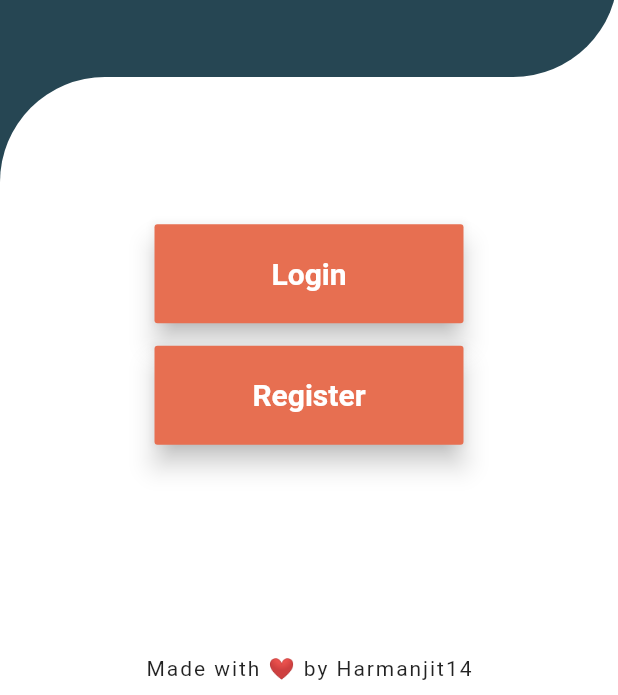
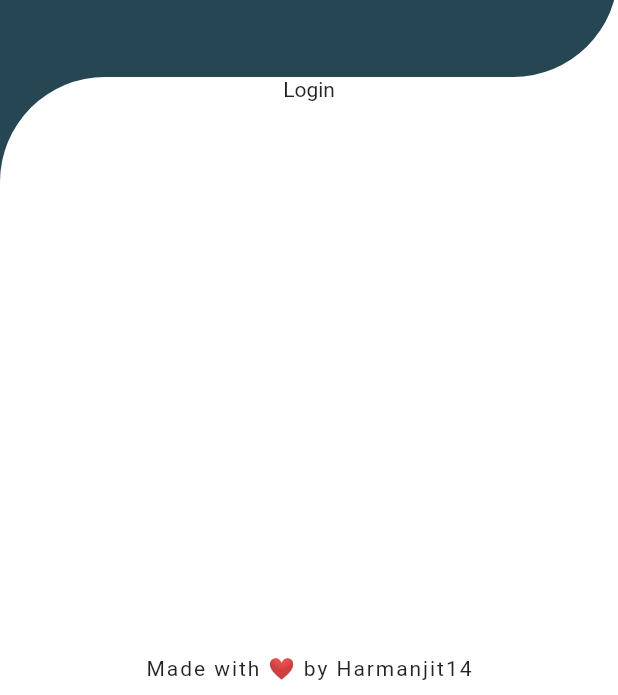
Before and after one commit to Harmanjit14/Thapar-Market-App-Project, a Flutter app: the screen it shows after launch, after a tap on "Login", on a phone screen of 412 x 824 dp, the part 541-1236 px from its top. Run offline on Flutter 3.47's test engine with Material 2 defaults, Android fonts, the phone set to English and light mode, and no system bars; our stand-ins replace firebase_auth, firebase_core; accounts and stored records are empty.

Commit message:
homs trans done

```diff
--- a/lib/homescreen.dart
+++ b/lib/homescreen.dart
@@ -61,7 +61,7 @@ class _HomeScreenState extends State<HomeScreen> with ColorFile {
                 color: charcoal,
                 child: Container(
                   child: Column(children: [
-                    Expanded(flex: 5, child: allButtons(context)),
+                    Expanded(flex: 5, child: BottomContainer()),
                     Expanded(
                       child: Container(
                           margin: EdgeInsets.fromLTRB(20, 10, 20, 10),
@@ -90,9 +90,21 @@ class _HomeScreenState extends State<HomeScreen> with ColorFile {
   }
 }
 
-Widget loginButtton() {}
+class BottomContainer extends StatefulWidget {
+  @override
+  _BottomContainerState createState() => _BottomContainerState();
+}
 
-Widget regisButton() {}
+class _BottomContainerState extends State<BottomContainer> with ColorFile{
+  int i = 0;
+
+  Widget loginButtton(BuildContext context) {
+    return Container(child: Text('Login'));
+  }
+
+  Widget regisButton(BuildContext context) {
+    return Container(child: Text('register'));
+  }
 
   Widget allButtons(BuildContext context) {
     ColorFile obj = new ColorFile();
@@ -106,12 +118,18 @@ Widget allButtons(BuildContext context) {
             child: Text(
               'Login',
               style: TextStyle(
-                color: Colors.white, fontWeight: FontWeight.bold, fontSize: 20),
+                  color: Colors.white,
+                  fontWeight: FontWeight.bold,
+                  fontSize: 20),
             ),
             padding: EdgeInsets.all(0),
-          onPressed: () {},
+            onPressed: () {
+              setState(() {
+                i = 1;
+              });
+            },
             elevation: 7,
-          color: obj.burntRed,
+            color: burntRed,
           ),
         ),
         SizedBox(
@@ -124,14 +142,32 @@ Widget allButtons(BuildContext context) {
             child: Text(
               'Register',
               style: TextStyle(
-                color: Colors.white, fontWeight: FontWeight.bold, fontSize: 20),
+                  color: Colors.white,
+                  fontWeight: FontWeight.bold,
+                  fontSize: 20),
             ),
             padding: EdgeInsets.all(0),
-          onPressed: () {},
+            onPressed: () {
+              setState(() {
+                i = 2;
+              });
+            },
             elevation: 7,
-          color: obj.burntRed,
+            color: burntRed,
           ),
         ),
       ]),
     );
   }
+
+  @override
+  Widget build(BuildContext context) {
+    if (i == 0) {
+      return allButtons(context);
+    } else if (i == 1) {
+      return loginButtton(context);
+    } else if (i == 2) {
+      return regisButton(context);
+    }
+  }
+}
```
Lines whose indentation alone changed are shown as unchanged.
